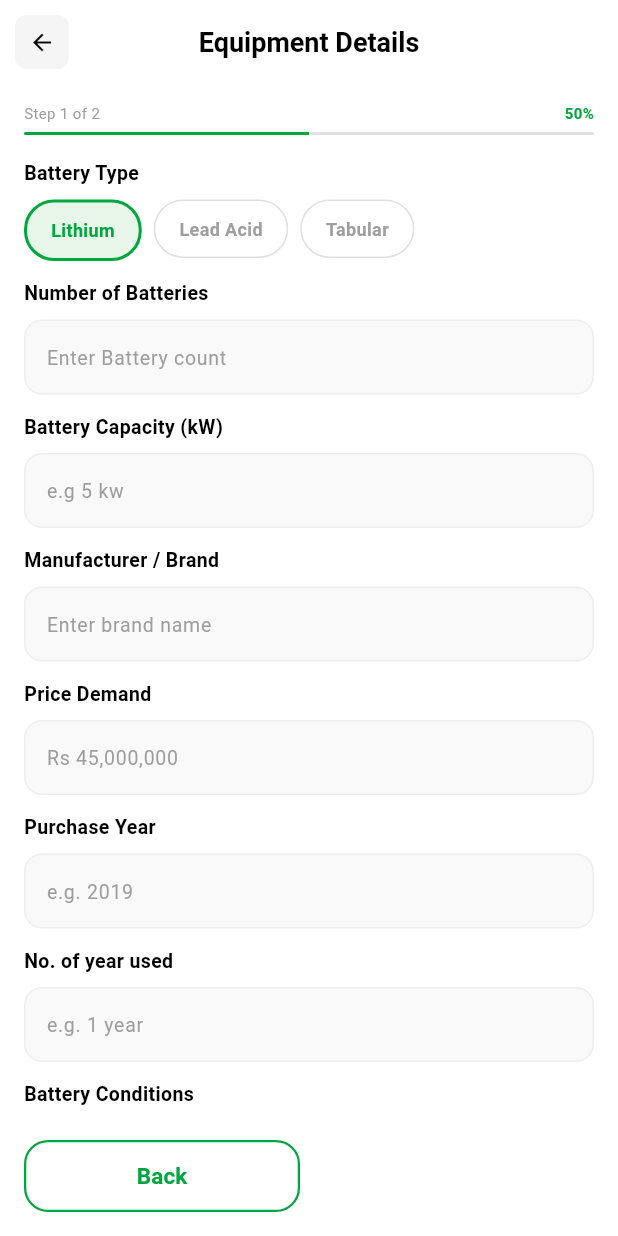
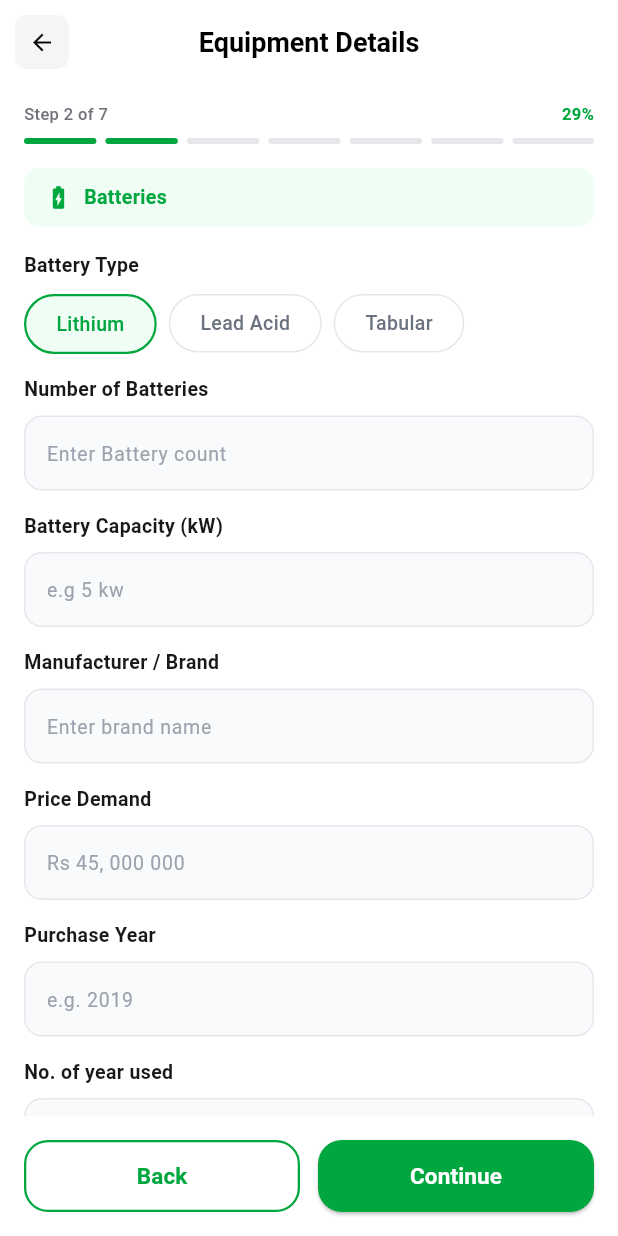
Before and after one commit to itismemuhammadali/SolarScrap-Ecosystem, a Flutter app: the SellerEquipmentStepBatteries screen opened directly, on a phone screen of 412 x 824 dp. Run offline on Flutter 3.47's test engine with Material 3 defaults, Android fonts, the light colour scheme and no system bars; our stand-ins replace flutter_svg, google_fonts.

Commit message:
Update battery equipment step with dynamic capacity unit for Lithium (kW) and Lead Acid/Tabular (Amp)

```diff
--- a/lib/screens/seller/steps/seller_equipment_step_batteries.dart
+++ b/lib/screens/seller/steps/seller_equipment_step_batteries.dart
@@ -14,10 +14,17 @@ class _SellerEquipmentStepBatteriesState
   String _selectedBatteryType = 'Lithium';
   String _selectedCondition = 'Working';
 
+  final TextEditingController _batteryCountController = TextEditingController();
+  final TextEditingController _capacityController = TextEditingController();
+  final TextEditingController _brandController = TextEditingController();
+  final TextEditingController _priceDemandController = TextEditingController();
+  final TextEditingController _purchaseYearController = TextEditingController();
+  final TextEditingController _yearsUsedController = TextEditingController();
+
   Widget _buildTextField({
     required String label,
     required String hint,
-    required Function(String) onChanged,
+    required TextEditingController controller,
   }) {
     return Column(
       crossAxisAlignment: CrossAxisAlignment.start,
@@ -27,27 +34,33 @@ class _SellerEquipmentStepBatteriesState
           style: const TextStyle(
             fontSize: 13,
             fontWeight: FontWeight.w600,
-            color: Colors.black,
+            color: Color(0xFF18181B),
           ),
         ),
         const SizedBox(height: 8),
         Container(
           decoration: BoxDecoration(
-            color: const Color(0xFFF9F9F9),
+            color: const Color(0xFFF9FAFB),
             borderRadius: BorderRadius.circular(12),
-            border: Border.all(color: Colors.grey.shade200),
+            border: Border.all(color: const Color(0xFFE5E7EB)),
           ),
           child: TextField(
-            onChanged: onChanged,
+            controller: controller,
             decoration: InputDecoration(
               hintText: hint,
-              hintStyle: const TextStyle(color: Colors.grey, fontSize: 13),
+              hintStyle: const TextStyle(
+                color: Color(0xFF9CA3AF),
+                fontSize: 13,
+              ),
               border: InputBorder.none,
-              contentPadding: const EdgeInsets.symmetric(horizontal: 14, vertical: 12),
+              contentPadding: const EdgeInsets.symmetric(
+                horizontal: 14,
+                vertical: 12,
+              ),
             ),
           ),
         ),
-        const SizedBox(height: 12),
+        const SizedBox(height: 14),
       ],
     );
   }
@@ -66,52 +79,60 @@ class _SellerEquipmentStepBatteriesState
           style: const TextStyle(
             fontSize: 13,
             fontWeight: FontWeight.w600,
-            color: Colors.black,
+            color: Color(0xFF18181B),
           ),
         ),
-        const SizedBox(height: 8),
+        const SizedBox(height: 10),
         Wrap(
           spacing: 8,
           runSpacing: 8,
           children: options.map((option) {
-            bool isSelected = selectedValue == option;
+            final isSelected = selectedValue == option;
             return GestureDetector(
               onTap: () {
                 setState(() {
                   onChanged(option);
                 });
               },
-              child: Container(
-                padding: const EdgeInsets.symmetric(horizontal: 16, vertical: 10),
+              child: AnimatedContainer(
+                duration: const Duration(milliseconds: 150),
+                padding: const EdgeInsets.symmetric(
+                  horizontal: 20,
+                  vertical: 9,
+                ),
                 decoration: BoxDecoration(
-                  color: isSelected ? const Color(0xFFE8F5E9) : Colors.white,
+                  color: isSelected ? const Color(0xFFF0FDF4) : Colors.white,
                   border: Border.all(
                     color: isSelected
                         ? const Color(0xFF00A63E)
-                        : Colors.grey.shade300,
-                    width: isSelected ? 2 : 1,
+                        : const Color(0xFFE5E7EB),
+                    width: isSelected ? 1.5 : 1,
                   ),
                   borderRadius: BorderRadius.circular(20),
                 ),
                 child: Text(
                   option,
                   style: TextStyle(
-                    fontSize: 12,
-                    fontWeight: FontWeight.w600,
-                    color: isSelected ? const Color(0xFF00A63E) : Colors.grey,
+                    fontSize: 13,
+                    fontWeight: FontWeight.w500,
+                    color: isSelected
+                        ? const Color(0xFF00A63E)
+                        : const Color(0xFF6B7280),
                   ),
                 ),
               ),
             );
           }).toList(),
         ),
-        const SizedBox(height: 12),
+        const SizedBox(height: 14),
       ],
     );
   }
 
   @override
   Widget build(BuildContext context) {
+    final bool isLithium = _selectedBatteryType == 'Lithium';
+
     return Scaffold(
       backgroundColor: Colors.white,
       appBar: AppBar(
@@ -151,43 +172,84 @@ class _SellerEquipmentStepBatteriesState
           children: [
             Expanded(
               child: SingleChildScrollView(
-                padding: const EdgeInsets.symmetric(horizontal: 16, vertical: 12),
+                padding: const EdgeInsets.symmetric(
+                  horizontal: 16,
+                  vertical: 12,
+                ),
                 child: Column(
                   crossAxisAlignment: CrossAxisAlignment.start,
                   children: [
                     // Progress indicator
-                    Row(
+                    const Row(
                       mainAxisAlignment: MainAxisAlignment.spaceBetween,
                       children: [
-                        const Text(
-                          'Step 1 of 2',
+                        Text(
+                          'Step 2 of 7',
                           style: TextStyle(
-                            fontSize: 10,
-                            color: Colors.grey,
+                            fontSize: 11,
+                            color: Color(0xFF71717A),
+                            fontWeight: FontWeight.w500,
                           ),
                         ),
-                        const Text(
-                          '50%',
+                        Text(
+                          '29%',
                           style: TextStyle(
-                            fontSize: 10,
+                            fontSize: 11,
                             color: Color(0xFF00A63E),
                             fontWeight: FontWeight.w600,
                           ),
                         ),
                       ],
                     ),
-                    const SizedBox(height: 6),
+                    const SizedBox(height: 8),
 
-                    // Progress bar
-                    ClipRRect(
-                      borderRadius: BorderRadius.circular(3),
-                      child: LinearProgressIndicator(
-                        value: 0.5,
-                        minHeight: 2,
-                        backgroundColor: Colors.grey.shade300,
-                        valueColor: const AlwaysStoppedAnimation<Color>(
-                          Color(0xFF00A63E),
-                        ),
+                    // 7-segment progress bar
+                    Row(
+                      children: List.generate(7, (index) {
+                        return Expanded(
+                          child: Container(
+                            height: 4,
+                            margin: EdgeInsets.only(right: index < 6 ? 6 : 0),
+                            decoration: BoxDecoration(
+                              color: index <= 1
+                                  ? const Color(0xFF00A63E)
+                                  : const Color(0xFFE5E7EB),
+                              borderRadius: BorderRadius.circular(2),
+                            ),
+                          ),
+                        );
+                      }),
+                    ),
+                    const SizedBox(height: 16),
+
+                    // Category Banner / Capsule
+                    Container(
+                      width: double.infinity,
+                      padding: const EdgeInsets.symmetric(
+                        horizontal: 14,
+                        vertical: 10,
+                      ),
+                      decoration: BoxDecoration(
+                        color: const Color(0xFFF0FDF4),
+                        borderRadius: BorderRadius.circular(10),
+                      ),
+                      child: Row(
+                        children: const [
+                          Icon(
+                            Icons.battery_charging_full,
+                            color: Color(0xFF00A63E),
+                            size: 18,
+                          ),
+                          SizedBox(width: 8),
+                          Text(
+                            'Batteries',
+                            style: TextStyle(
+                              fontSize: 13,
+                              fontWeight: FontWeight.w600,
+                              color: Color(0xFF00A63E),
+                            ),
+                          ),
+                        ],
                       ),
                     ),
                     const SizedBox(height: 16),
@@ -204,42 +266,44 @@ class _SellerEquipmentStepBatteriesState
                     _buildTextField(
                       label: 'Number of Batteries',
                       hint: 'Enter Battery count',
-                      onChanged: (_) {},
+                      controller: _batteryCountController,
                     ),
 
-                    // Battery Capacity
+                    // Battery Capacity (kW for Lithium, Amp for Lead Acid & Tabular)
                     _buildTextField(
-                      label: 'Battery Capacity (kW)',
-                      hint: 'e.g 5 kw',
-                      onChanged: (_) {},
+                      label: isLithium
+                          ? 'Battery Capacity (kW)'
+                          : 'Battery Capacity (Amp)',
+                      hint: isLithium ? 'e.g 5 kw' : 'e.g 200 amp',
+                      controller: _capacityController,
                     ),
 
                     // Manufacturer / Brand
                     _buildTextField(
                       label: 'Manufacturer / Brand',
                       hint: 'Enter brand name',
-                      onChanged: (_) {},
+                      controller: _brandController,
                     ),
 
                     // Price Demand
                     _buildTextField(
                       label: 'Price Demand',
-                      hint: 'Rs 45,000,000',
-                      onChanged: (_) {},
+                      hint: 'Rs 45, 000 000',
+                      controller: _priceDemandController,
                     ),
 
                     // Purchase Year
                     _buildTextField(
                       label: 'Purchase Year',
                       hint: 'e.g. 2019',
-                      onChanged: (_) {},
+                      controller: _purchaseYearController,
                     ),
 
                     // No. of year used
                     _buildTextField(
                       label: 'No. of year used',
                       hint: 'e.g. 1 year',
-                      onChanged: (_) {},
+                      controller: _yearsUsedController,
                     ),
 
                     // Battery Conditions
@@ -270,7 +334,9 @@ class _SellerEquipmentStepBatteriesState
                           color: Color(0xFF00A63E),
                           width: 1.5,
                         ),
-                        shape: RoundedRectangleBorder(borderRadius: BorderRadius.circular(16)),
+                        shape: RoundedRectangleBorder(
+                          borderRadius: BorderRadius.circular(16),
+                        ),
                       ),
                       child: const Text(
                         'Back',
@@ -297,11 +363,12 @@ class _SellerEquipmentStepBatteriesState
                         );
                       },
                       style: ElevatedButton.styleFrom(
-                        backgroundColor: Colors.transparent,
-                    shadowColor: Colors.transparent,
+                        backgroundColor: const Color(0xFF00A63E),
                         foregroundColor: Colors.white,
                         minimumSize: const Size(double.infinity, 48),
-                        shape: RoundedRectangleBorder(borderRadius: BorderRadius.circular(16)),
+                        shape: RoundedRectangleBorder(
+                          borderRadius: BorderRadius.circular(16),
+                        ),
                       ),
                       child: const Text(
                         'Continue',
@@ -320,4 +387,15 @@ class _SellerEquipmentStepBatteriesState
       ),
     );
   }
+
+  @override
+  void dispose() {
+    _batteryCountController.dispose();
+    _capacityController.dispose();
+    _brandController.dispose();
+    _priceDemandController.dispose();
+    _purchaseYearController.dispose();
+    _yearsUsedController.dispose();
+    super.dispose();
+  }
 }
```
